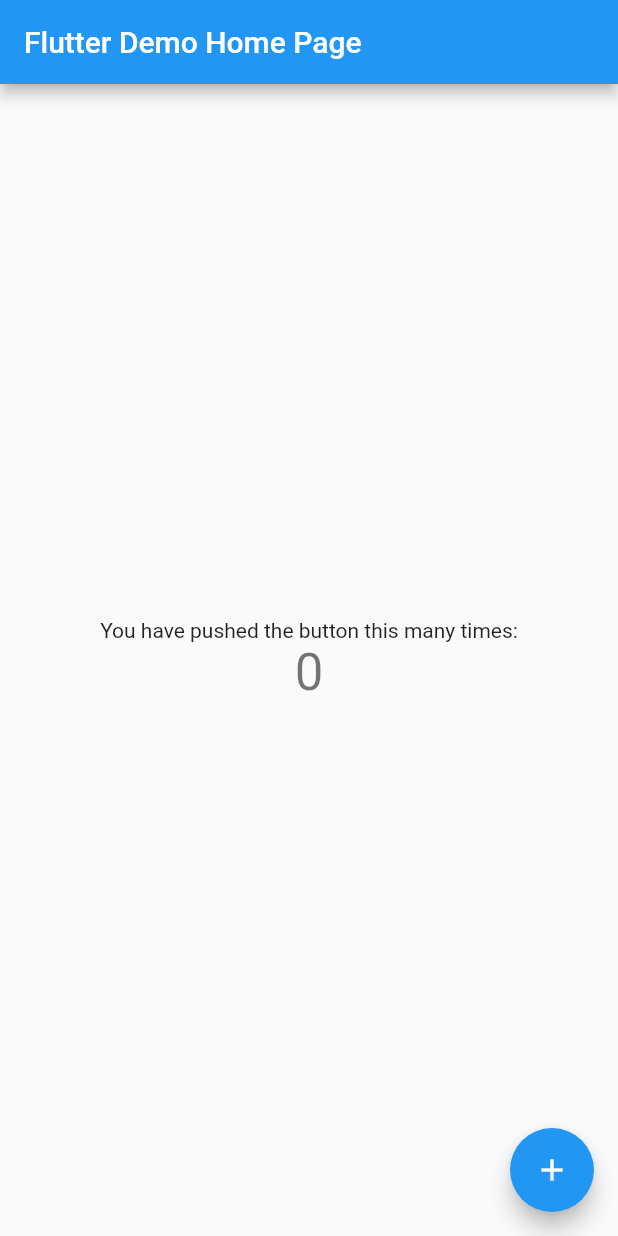
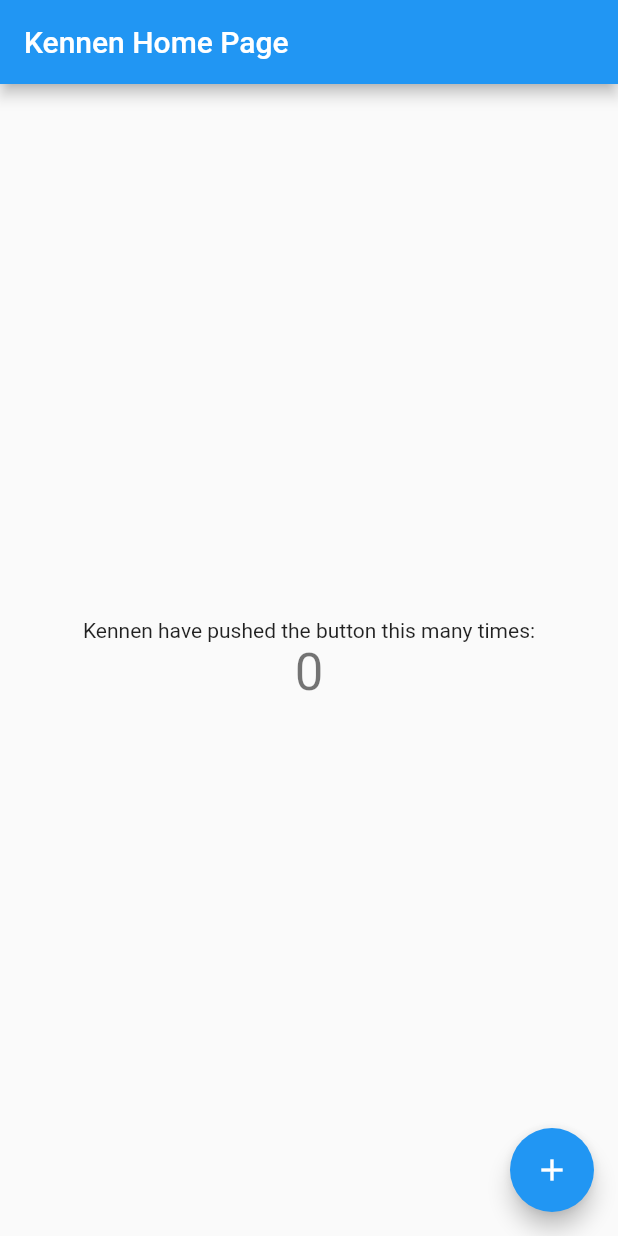
Before and after one commit to kennenfromchina/xcode_cloud_demo, a Flutter app: the screen it shows after launch, on a phone screen of 412 x 824 dp. Run offline on Flutter 3.47's test engine with Material 2 defaults, Android fonts, the phone set to English and light mode, and no system bars.

Commit message:
change main.dart

```diff
--- a/lib/main.dart
+++ b/lib/main.dart
@@ -24,7 +24,7 @@ class MyApp extends StatelessWidget {
         // is not restarted.
         primarySwatch: Colors.blue,
       ),
-      home: const MyHomePage(title: 'Flutter Demo Home Page'),
+      home: const MyHomePage(title: 'Kennen Home Page'),
     );
   }
 }
@@ -96,7 +96,7 @@ class _MyHomePageState extends State<MyHomePage> {
           mainAxisAlignment: MainAxisAlignment.center,
           children: <Widget>[
             const Text(
-              'You have pushed the button this many times:',
+              'Kennen have pushed the button this many times:',
             ),
             Text(
               '$_counter',
```
